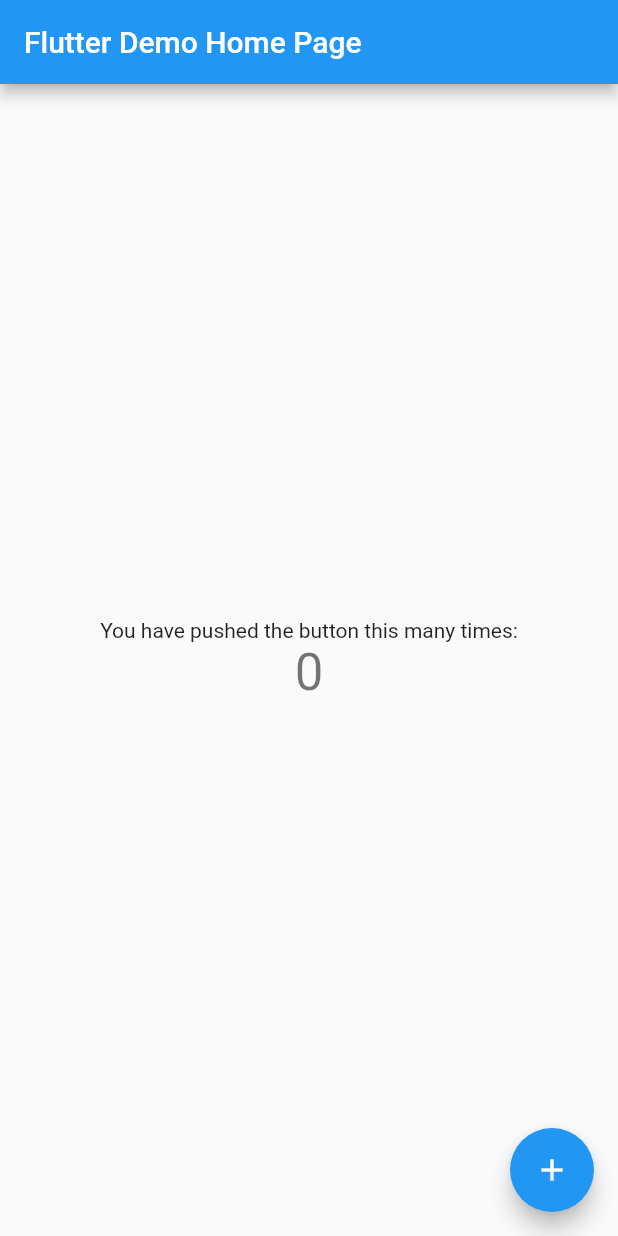
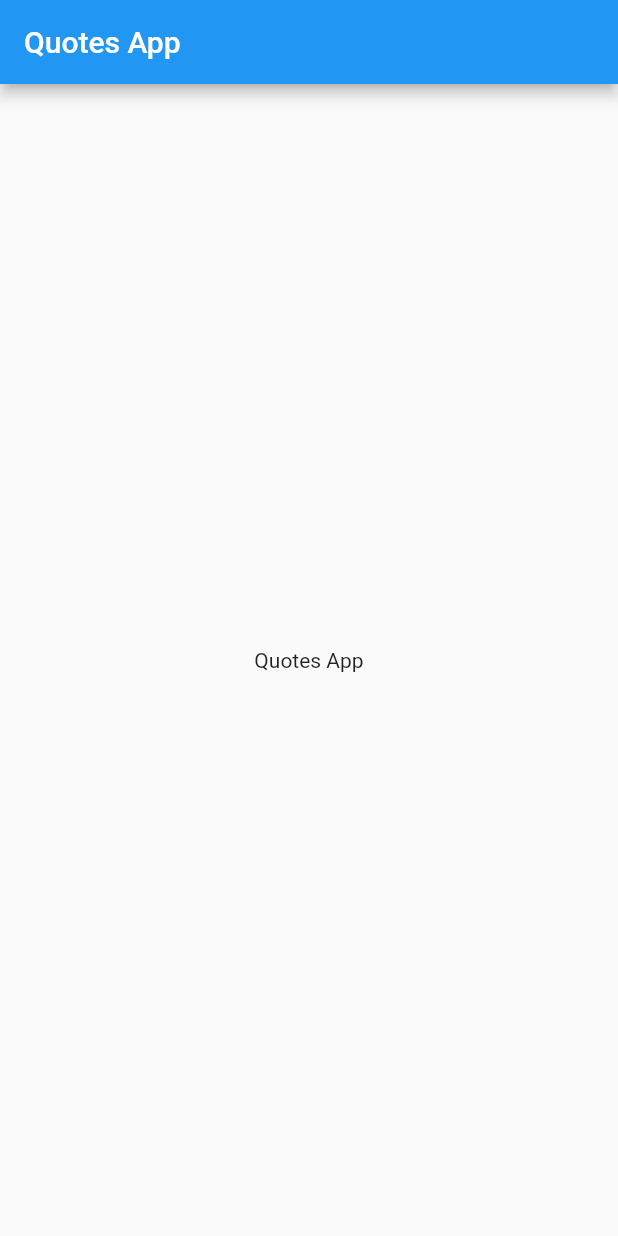
Before and after one commit to Ma7moudKassem/Flutter_Clean_Architecture, a Flutter app: the screen it shows after launch, on a phone screen of 412 x 824 dp. Run offline on Flutter 3.47's test engine with Material 2 defaults, Android fonts, the phone set to English and light mode, and no system bars; our stand-ins replace bloc, equatable.

Commit message:
Handling strings and colors in project

```diff
--- a/lib/main.dart
+++ b/lib/main.dart
@@ -1,115 +1,6 @@
 import 'package:flutter/material.dart';
+import 'package:flutter_clean_architecture/router.dart';
 
 void main() {
-  runApp(const MyApp());
+  runApp(const QouteApp());
 }
-
-class MyApp extends StatelessWidget {
-  const MyApp({Key? key}) : super(key: key);
-
-  // This widget is the root of your application.
-  @override
-  Widget build(BuildContext context) {
-    return MaterialApp(
-      title: 'Flutter Demo',
-      theme: ThemeData(
-        // This is the theme of your application.
-        //
-        // Try running your application with "flutter run". You'll see the
-        // application has a blue toolbar. Then, without quitting the app, try
-        // changing the primarySwatch below to Colors.green and then invoke
-        // "hot reload" (press "r" in the console where you ran "flutter run",
-        // or simply save your changes to "hot reload" in a Flutter IDE).
-        // Notice that the counter didn't reset back to zero; the application
-        // is not restarted.
-        primarySwatch: Colors.blue,
-      ),
-      home: const MyHomePage(title: 'Flutter Demo Home Page'),
-    );
-  }
-}
-
-class MyHomePage extends StatefulWidget {
-  const MyHomePage({Key? key, required this.title}) : super(key: key);
-
-  // This widget is the home page of your application. It is stateful, meaning
-  // that it has a State object (defined below) that contains fields that affect
-  // how it looks.
-
-  // This class is the configuration for the state. It holds the values (in this
-  // case the title) provided by the parent (in this case the App widget) and
-  // used by the build method of the State. Fields in a Widget subclass are
-  // always marked "final".
-
-  final String title;
-
-  @override
-  State<MyHomePage> createState() => _MyHomePageState();
-}
-
-class _MyHomePageState extends State<MyHomePage> {
-  int _counter = 0;
-
-  void _incrementCounter() {
-    setState(() {
-      // This call to setState tells the Flutter framework that something has
-      // changed in this State, which causes it to rerun the build method below
-      // so that the display can reflect the updated values. If we changed
-      // _counter without calling setState(), then the build method would not be
-      // called again, and so nothing would appear to happen.
-      _counter++;
-    });
-  }
-
-  @override
-  Widget build(BuildContext context) {
-    // This method is rerun every time setState is called, for instance as done
-    // by the _incrementCounter method above.
-    //
-    // The Flutter framework has been optimized to make rerunning build methods
-    // fast, so that you can just rebuild anything that needs updating rather
-    // than having to individually change instances of widgets.
-    return Scaffold(
-      appBar: AppBar(
-        // Here we take the value from the MyHomePage object that was created by
-        // the App.build method, and use it to set our appbar title.
-        title: Text(widget.title),
-      ),
-      body: Center(
-        // Center is a layout widget. It takes a single child and positions it
-        // in the middle of the parent.
-        child: Column(
-          // Column is also a layout widget. It takes a list of children and
-          // arranges them vertically. By default, it sizes itself to fit its
-          // children horizontally, and tries to be as tall as its parent.
-          //
-          // Invoke "debug painting" (press "p" in the console, choose the
-          // "Toggle Debug Paint" action from the Flutter Inspector in Android
-          // Studio, or the "Toggle Debug Paint" command in Visual Studio Code)
-          // to see the wireframe for each widget.
-          //
-          // Column has various properties to control how it sizes itself and
-          // how it positions its children. Here we use mainAxisAlignment to
-          // center the children vertically; the main axis here is the vertical
-          // axis because Columns are vertical (the cross axis would be
-          // horizontal).
-          mainAxisAlignment: MainAxisAlignment.center,
-          children: <Widget>[
-            const Text(
-              'You have pushed the button this many times:',
-            ),
-            Text(
-              '$_counter',
-              style: Theme.of(context).textTheme.headline4,
-            ),
-          ],
-        ),
-      ),
-      floatingActionButton: FloatingActionButton(
-        onPressed: _incrementCounter,
-        tooltip: 'Increment',
-        child: const Icon(Icons.add),
-      ), // This trailing comma makes auto-formatting nicer for build methods.
-    );
-  }
-}
--- /dev/null
+++ b/lib/router.dart
@@ -0,0 +1,18 @@
+import 'package:flutter/material.dart';
+import 'package:flutter_clean_architecture/src/core/utils/app_colors.dart';
+import 'package:flutter_clean_architecture/src/core/utils/app_strings.dart';
+import 'package:flutter_clean_architecture/src/features/app/presentation/screens/quote_screen.dart';
+
+class QouteApp extends StatelessWidget {
+  const QouteApp({Key? key}) : super(key: key);
+  @override
+  Widget build(BuildContext context) {
+    return MaterialApp(
+      title: AppStrings.appName,
+      theme: ThemeData(
+        primaryColor: AppColors.primary,
+      ),
+      home: const QuoteScreen(),
+    );
+  }
+}
--- /dev/null
+++ b/lib/src/core/utils/app_colors.dart
@@ -0,0 +1,6 @@
+import 'package:flutter/material.dart';
+
+class AppColors {
+  static Color primary = Colors.blue;
+  static Color hint = Colors.grey;
+}
--- /dev/null
+++ b/lib/src/core/utils/app_strings.dart
@@ -0,0 +1,3 @@
+class AppStrings {
+  static String appName = 'Quotes App';
+}
--- /dev/null
+++ b/lib/src/features/app/presentation/cubit/app_cubit.dart
@@ -0,0 +1,7 @@
+import 'package:bloc/bloc.dart';
+import 'package:equatable/equatable.dart';
+part 'app_state.dart';
+
+class AppCubit extends Cubit<AppState> {
+  AppCubit() : super(AppInitial());
+}
--- /dev/null
+++ b/lib/src/features/app/presentation/cubit/app_state.dart
@@ -0,0 +1,10 @@
+part of 'app_cubit.dart';
+
+abstract class AppState extends Equatable {
+  const AppState();
+
+  @override
+  List<Object> get props => [];
+}
+
+class AppInitial extends AppState {}
--- /dev/null
+++ b/lib/src/features/app/presentation/screens/quote_screen.dart
@@ -0,0 +1,15 @@
+import 'package:flutter/material.dart';
+import 'package:flutter_clean_architecture/src/core/utils/app_strings.dart';
+
+class QuoteScreen extends StatelessWidget {
+  const QuoteScreen({Key? key}) : super(key: key);
+  @override
+  Widget build(BuildContext context) {
+    return Scaffold(
+      appBar: AppBar(
+        title: Text(AppStrings.appName),
+      ),
+      body: Center(child: Text(AppStrings.appName)),
+    );
+  }
+}
```
Also changed, not shown: pubspec.yaml (+7 -10 lines), lib/src/dependancy_injection.dart (added), lib/src/injector.dart (deleted), pubspec.lock, 1 other file.
